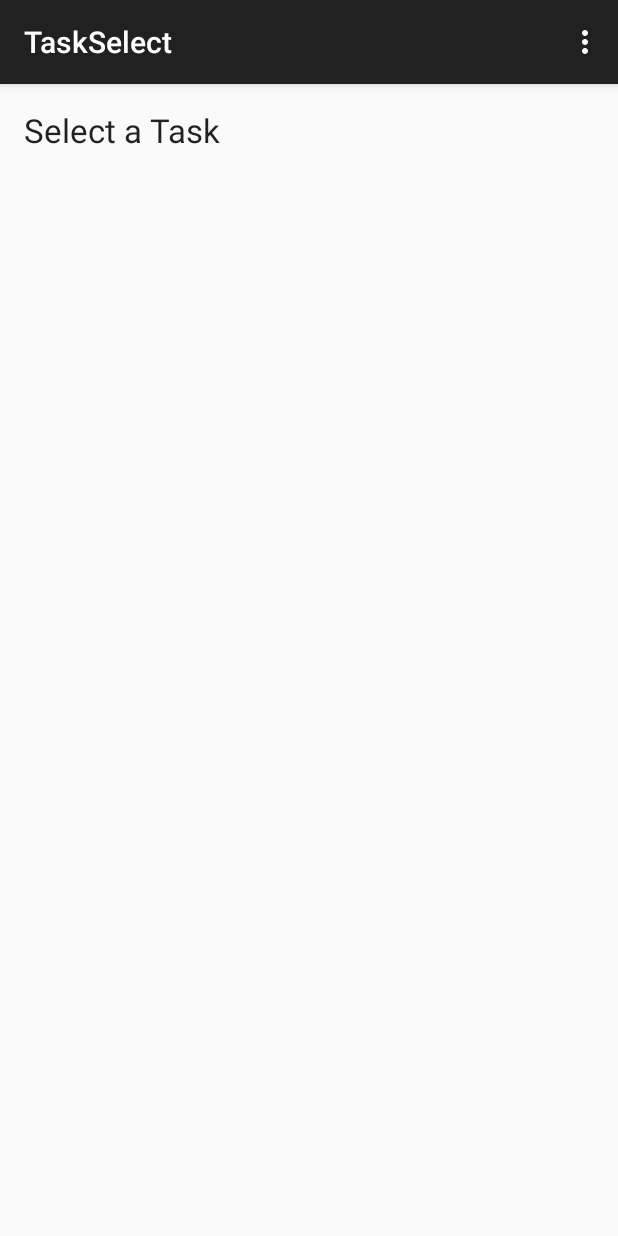
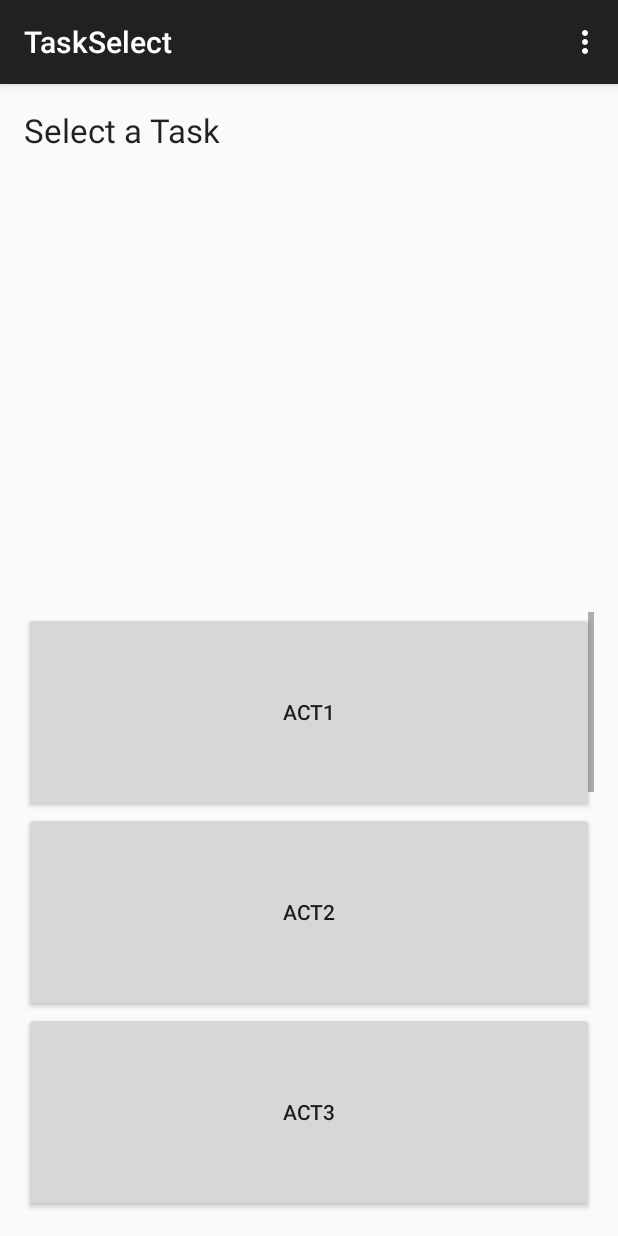
Before and after one commit to subahur/Errand-Helper, an Android app: the TaskSelect screen opened directly, with no data from a screen before it, on a phone screen of 412 x 824 dp. Run offline under Robolectric (Android 15) with nearby library versions, the phone set to English and light mode, and no system bars.

Commit message:
put the scroll view with samples
re aligned the signup xml

set the preview device nexus 5
- nex5 got 1080p native display, you can try with nex7 too, that got hd disp too but if you set it to nex4, will show you HQ but HD and it will re-align here and there since there is no setDynamic codes in this.

```diff
--- a/app/src/main/res/layout/activity_signup.xml
+++ b/app/src/main/res/layout/activity_signup.xml
@@ -11,7 +11,7 @@
         android:layout_width="wrap_content"
         android:layout_height="wrap_content"
         android:textAppearance="?android:attr/textAppearanceLarge"
-        android:text="email"
+        android:text=" @brandeis.edu"
         android:id="@+id/textView5"
         android:layout_marginTop="110dp"
         android:layout_alignParentTop="true"
@@ -37,8 +37,8 @@
         android:layout_centerVertical="true"
         android:layout_alignParentLeft="true"
         android:layout_alignParentStart="true"
-        android:layout_alignRight="@+id/TFemail"
-        android:layout_alignEnd="@+id/TFemail" />
+        android:layout_toLeftOf="@+id/textView6"
+        android:layout_toStartOf="@+id/textView6" />
 
     <TextView
         android:layout_width="wrap_content"
@@ -49,9 +49,7 @@
         android:layout_alignRight="@+id/textView5"
         android:layout_alignEnd="@+id/textView5"
         android:layout_alignBottom="@+id/TFpassword1"
-        android:layout_alignTop="@+id/TFpassword1"
-        android:layout_alignLeft="@+id/textView5"
-        android:layout_alignStart="@+id/textView5" />
+        android:layout_alignTop="@+id/TFpassword1" />
 
     <EditText
         android:layout_width="fill_parent"
@@ -67,7 +65,7 @@
         android:layout_width="wrap_content"
         android:layout_height="wrap_content"
         android:textAppearance="?android:attr/textAppearanceLarge"
-        android:text=" Re-Type Pass"
+        android:text=" Re-Type  Password"
         android:id="@+id/textView7"
         android:layout_below="@+id/textView6"
         android:layout_alignLeft="@+id/textView6"
--- a/app/src/main/res/layout/activity_task_select.xml
+++ b/app/src/main/res/layout/activity_task_select.xml
@@ -15,4 +15,67 @@
         android:layout_alignParentTop="true"
         android:layout_alignParentLeft="true"
         android:layout_alignParentStart="true" />
+
+    <ScrollView
+
+        android:layout_width="fill_parent"
+        android:layout_height="400dp"
+        android:layout_alignParentBottom="true">
+
+    <LinearLayout
+        android:layout_width="fill_parent"
+        android:layout_height="wrap_content"
+        android:orientation="vertical">
+
+        <Button
+            android:layout_width="fill_parent"
+            android:layout_height="200px"
+            android:text="act1"/>
+
+        <Button
+            android:layout_width="fill_parent"
+            android:layout_height="200px"
+            android:text="act2"/>
+        <Button
+            android:layout_width="fill_parent"
+            android:layout_height="200px"
+            android:text="act3"/>
+        <Button
+            android:layout_width="fill_parent"
+            android:layout_height="200px"
+            android:text="act4"/>
+        <Button
+            android:layout_width="fill_parent"
+            android:layout_height="200px"
+            android:text="act5"/>
+
+        <Button
+            android:layout_width="fill_parent"
+            android:layout_height="200px"
+            android:text="act6"/>
+
+        <Button
+            android:layout_width="fill_parent"
+            android:layout_height="200px"
+            android:text="act7"/>
+
+        <Button
+            android:layout_width="fill_parent"
+            android:layout_height="200px"
+            android:text="act8"/>
+
+        <Button
+            android:layout_width="fill_parent"
+            android:layout_height="200px"
+            android:text="act9"/>
+
+        <Button
+            android:layout_width="fill_parent"
+            android:layout_height="200px"
+            android:text="subahu!"/>
+
+        </LinearLayout>
+
+    </ScrollView>
+
 </RelativeLayout>
```
Also changed, not shown: 1 other file.
